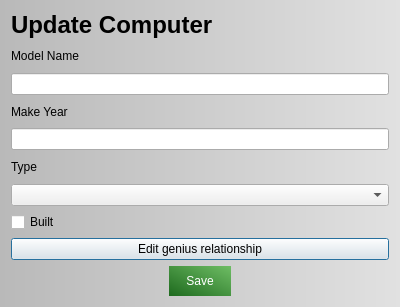
Qt form editcomputer.ui (danielm15/VLN1-2016-Hopur_16) before a commit.
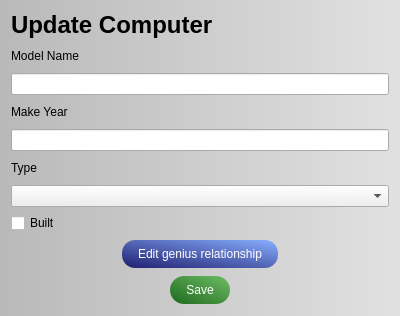
The same form after that commit. Icons and pictures are not drawn.

Commit message: Added stylesheet to buttons in editcomputer.ui

```diff
--- a/editcomputer.ui
+++ b/editcomputer.ui
@@ -7,7 +7,7 @@
     <x>0</x>
     <y>0</y>
     <width>400</width>
-    <height>307</height>
+    <height>316</height>
    </rect>
   </property>
   <property name="windowTitle">
@@ -100,8 +100,22 @@
      </property>
     </widget>
    </item>
-   <item>
+   <item alignment="Qt::AlignHCenter">
     <widget class="QPushButton" name="buttonGeniusRelationship">
+     <property name="styleSheet">
+      <string notr="true">#buttonGeniusRelationship {
+	background-color: qlineargradient(spread:pad, x1:0, y1:1, x2:1, y2:0, stop:0.0149254 rgba(33, 33, 113, 255), stop:1 rgba(136, 175, 255, 255));
+	color: rgb(255, 255 ,255);
+	padding: 6px 15px;
+	border: 2px solid;
+	border-color: transparent;
+	border-radius: 14px;
+}
+
+#buttonGeniusRelationship::hover {
+	background-color: qlineargradient(spread:pad, x1:0, y1:1, x2:1, y2:0, stop:0.0149254 rgba(63 63, 113, 255), stop:1 rgba(136, 175, 255, 255));
+}</string>
+     </property>
      <property name="text">
       <string>Edit genius relationship</string>
      </property>
@@ -116,7 +130,7 @@
 	padding: 6px 15px;
 	border: 2px solid;
 	border-color: transparent;
-	border-radius: 16px;
+	border-radius: 15px;
 }
 
 #pushButtonSave::hover {
```
